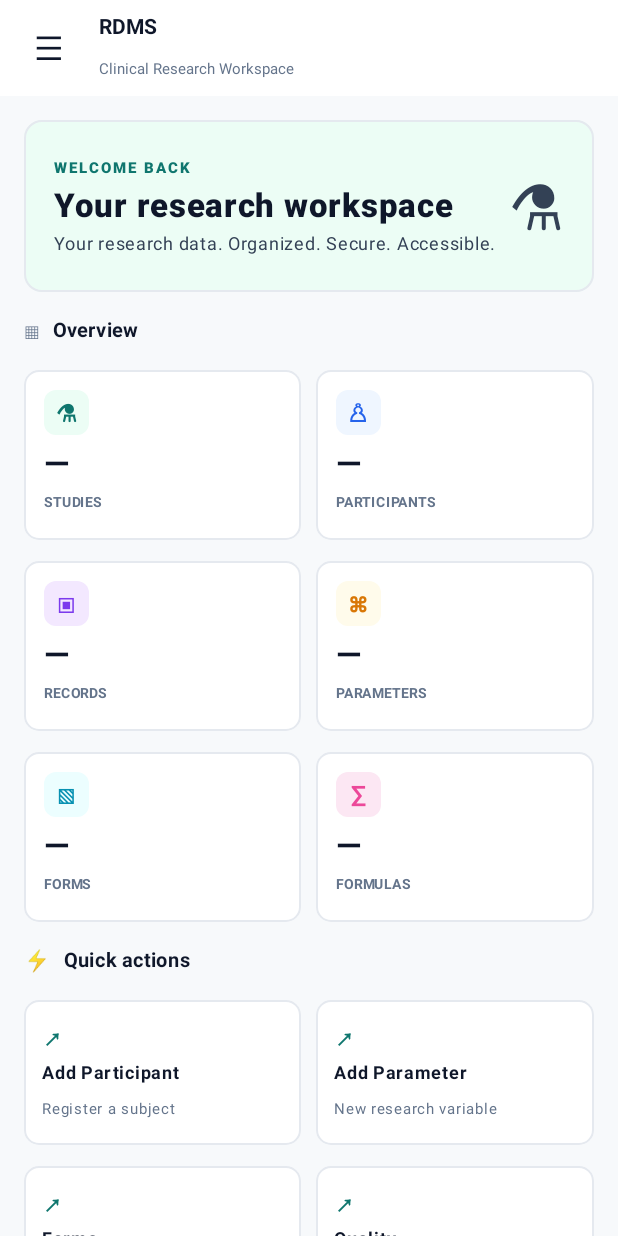
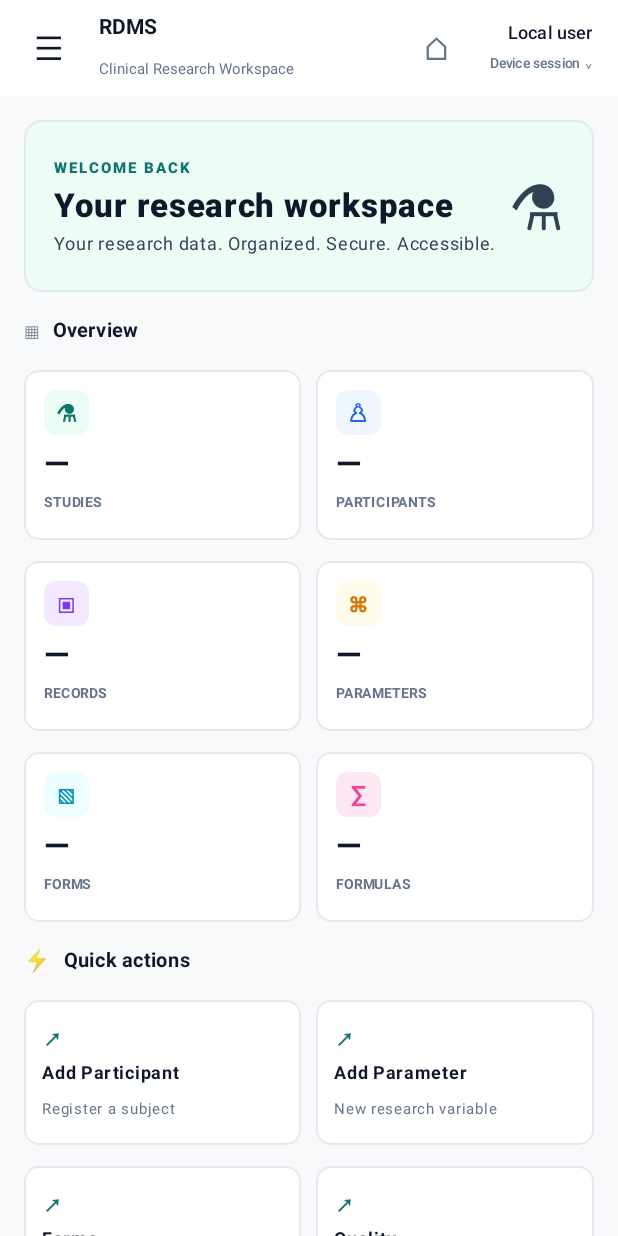
Before and after one commit to AssayFlux/Research-Data-Management-System, an Android app built with Jetpack Compose: the composable RdmsApp shown on its own in the app's theme, on a phone screen of 412 x 824 dp. Run offline under Robolectric (Android 15) with nearby library versions, the phone set to English and light mode, and no system bars.

Commit message:
Repair native sidebar navigation and add account console dropdown

```diff
--- a/android-native/app/src/main/java/org/assayflux/rdms/ui/RdmsApp.kt
+++ b/android-native/app/src/main/java/org/assayflux/rdms/ui/RdmsApp.kt
@@ -7,6 +7,7 @@ import androidx.compose.foundation.layout.Column
 import androidx.compose.foundation.layout.Row
 import androidx.compose.foundation.layout.Spacer
 import androidx.compose.foundation.layout.fillMaxSize
+import androidx.compose.foundation.layout.fillMaxHeight
 import androidx.compose.foundation.layout.fillMaxWidth
 import androidx.compose.foundation.layout.height
 import androidx.compose.foundation.layout.padding
@@ -18,6 +19,9 @@ import androidx.compose.foundation.verticalScroll
 import androidx.compose.material3.Card
 import androidx.compose.material3.CardDefaults
 import androidx.compose.material3.DrawerValue
+import androidx.compose.material3.DropdownMenu
+import androidx.compose.material3.DropdownMenuItem
+import androidx.compose.material3.IconButton
 import androidx.compose.material3.ExperimentalMaterial3Api
 import androidx.compose.material3.MaterialTheme
 import androidx.compose.material3.ModalDrawerSheet
@@ -83,7 +87,9 @@ private val destinations = listOf(
     RdmsDestination("Participants", "Workspace", "♙"),
     RdmsDestination("Parameters", "Workspace", "⌘"),
     RdmsDestination("Forms", "Workspace", "▧"),
+    RdmsDestination("Parameter library", "Workspace", "⌕"),
     RdmsDestination("Formulas", "Workspace", "∑"),
+    RdmsDestination("Formula library", "Workspace", "⌕"),
     RdmsDestination("Records", "Data", "▣"),
     RdmsDestination("Visits", "Data", "◷"),
     RdmsDestination("Biospecimens", "Data", "⚗"),
@@ -100,12 +106,20 @@ private val destinations = listOf(
     RdmsDestination("Longitudinal", "Analysis", "↗"),
     RdmsDestination("Print center", "Reports & data", "▤"),
     RdmsDestination("Export", "Reports & data", "↓"),
+    RdmsDestination("Data dictionary", "Reports & data", "▤"),
+    RdmsDestination("De-identified export", "Reports & data", "◇"),
     RdmsDestination("Import", "Reports & data", "↑"),
     RdmsDestination("Research Intelligence", "Research", "✦"),
     RdmsDestination("Users & roles", "Admin", "♙"),
     RdmsDestination("Audit log", "Admin", "≡"),
+    RdmsDestination("System health", "Admin", "♥"),
     RdmsDestination("Backups", "Admin", "▣"),
-    RdmsDestination("Settings", "Admin", "⚙")
+    RdmsDestination("Settings", "Admin", "⚙"),
+    RdmsDestination("My avatar", "Account", "◉"),
+    RdmsDestination("My profile", "Account", "♙"),
+    RdmsDestination("Two-factor", "Account", "▣"),
+    RdmsDestination("Password", "Account", "⌑"),
+    RdmsDestination("Sessions", "Account", "▤")
 )
 
 @OptIn(ExperimentalMaterial3Api::class)
@@ -114,6 +128,8 @@ fun RdmsApp() {
     var selected by remember { mutableStateOf("Dashboard") }
     val drawerState = rememberDrawerState(DrawerValue.Closed)
     val scope = rememberCoroutineScope()
+    var accountMenuExpanded by remember { mutableStateOf(false) }
+    var expandedGroups by remember { mutableStateOf(setOf("Workspace", "Data", "Analysis", "Reports & data", "Research", "Admin", "Account")) }
 
     ModalNavigationDrawer(
         drawerState = drawerState,
@@ -122,7 +138,7 @@ fun RdmsApp() {
                 drawerContainerColor = Color.White,
                 drawerContentColor = RdmsBody
             ) {
-                Column(Modifier.padding(horizontal = 12.dp, vertical = 18.dp)) {
+                Column(Modifier.fillMaxHeight().verticalScroll(rememberScrollState()).padding(horizontal = 12.dp, vertical = 18.dp)) {
                     Row(verticalAlignment = Alignment.CenterVertically, modifier = Modifier.padding(8.dp)) {
                         Box(
                             Modifier.size(38.dp).background(RdmsTeal, RoundedCornerShape(11.dp)),
@@ -134,16 +150,38 @@ fun RdmsApp() {
                             Text("Clinical Research Workspace", color = RdmsMuted, fontSize = 10.sp)
                         }
                     }
+                    Card(
+                        colors = CardDefaults.cardColors(containerColor = Color(0xFFECFDF5)),
+                        border = androidx.compose.foundation.BorderStroke(1.dp, Color(0xFFA7F3D0)),
+                        shape = RoundedCornerShape(12.dp),
+                        modifier = Modifier.fillMaxWidth().padding(top = 8.dp, bottom = 8.dp)
+                    ) {
+                        Column(Modifier.padding(10.dp)) {
+                            Text("⚡ QUICK ACTIONS", color = Color(0xFF065F46), fontSize = 10.sp, fontWeight = FontWeight.ExtraBold, letterSpacing = 1.sp)
+                            Row(horizontalArrangement = Arrangement.spacedBy(6.dp), modifier = Modifier.padding(top = 8.dp)) {
+                                listOf("Quick Entry", "Studies", "Participants").forEach { target ->
+                                    androidx.compose.material3.OutlinedButton(
+                                        onClick = { selected = target; scope.launch { drawerState.close() } },
+                                        contentPadding = androidx.compose.foundation.layout.PaddingValues(horizontal = 8.dp, vertical = 4.dp)
+                                    ) { Text(target, fontSize = 10.sp, maxLines = 1) }
+                                }
+                            }
+                        }
+                    }
                     destinations.groupBy { it.group }.forEach { (group, items) ->
-                        Text(
-                            group.uppercase(),
-                            color = RdmsMuted,
-                            fontSize = 10.sp,
-                            fontWeight = FontWeight.Bold,
-                            letterSpacing = 1.1.sp,
-                            modifier = Modifier.padding(start = 12.dp, top = 18.dp, bottom = 6.dp)
-                        )
-                        items.forEach { item ->
+                        androidx.compose.material3.TextButton(
+                            onClick = {
+                                expandedGroups = if (group in expandedGroups) expandedGroups - group else expandedGroups + group
+                            },
+                            modifier = Modifier.fillMaxWidth().height(38.dp),
+                            contentPadding = androidx.compose.foundation.layout.PaddingValues(horizontal = 12.dp)
+                        ) {
+                            Row(Modifier.fillMaxWidth(), horizontalArrangement = Arrangement.SpaceBetween, verticalAlignment = Alignment.CenterVertically) {
+                                Text(group.uppercase(), color = RdmsMuted, fontSize = 10.sp, fontWeight = FontWeight.Bold, letterSpacing = 1.1.sp)
+                                Text(if (group in expandedGroups) "⌄" else "›", color = RdmsMuted, fontSize = 16.sp)
+                            }
+                        }
+                        if (group in expandedGroups) items.forEach { item ->
                             NavigationDrawerItem(
                                 label = { Text(item.title, fontSize = 13.sp) },
                                 selected = selected == item.title,
@@ -176,6 +214,48 @@ fun RdmsApp() {
                     navigationIcon = {
                         androidx.compose.material3.TextButton(onClick = { scope.launch { drawerState.open() } }) {
                             Text("☰", fontSize = 22.sp, color = RdmsInk)
+                        }
+                    },
+                    actions = {
+                        IconButton(onClick = { selected = "Dashboard" }) { Text("⌂", color = RdmsMuted, fontSize = 21.sp) }
+                        androidx.compose.material3.TextButton(onClick = { accountMenuExpanded = true }) {
+                            Column(horizontalAlignment = Alignment.End) {
+                                Text("Local user", color = RdmsInk, fontSize = 12.sp, fontWeight = FontWeight.SemiBold)
+                                Text("Device session  ⌄", color = RdmsMuted, fontSize = 9.sp)
+                            }
+                        }
+                        DropdownMenu(
+                            expanded = accountMenuExpanded,
+                            onDismissRequest = { accountMenuExpanded = false }
+                        ) {
+                            DropdownMenuItem(
+                                text = { Text("Local user") },
+                                onClick = { accountMenuExpanded = false }
+                            )
+                            DropdownMenuItem(
+                                text = { Text("My profile") },
+                                onClick = { selected = "My profile"; accountMenuExpanded = false }
+                            )
+                            DropdownMenuItem(
+                                text = { Text("Security & password") },
+                                onClick = { selected = "Security"; accountMenuExpanded = false }
+                            )
+                            DropdownMenuItem(
+                                text = { Text("Settings") },
+                                onClick = { selected = "Settings"; accountMenuExpanded = false }
+                            )
+                            DropdownMenuItem(
+                                text = { Text("Audit log") },
+                                onClick = { selected = "Audit log"; accountMenuExpanded = false }
+                            )
+                            DropdownMenuItem(
+                                text = { Text("Backups") },
+                                onClick = { selected = "Backups"; accountMenuExpanded = false }
+                            )
+                            DropdownMenuItem(
+                                text = { Text("Lock app") },
+                                onClick = { selected = "Lock app"; accountMenuExpanded = false }
+                            )
                         }
                     },
                     colors = TopAppBarDefaults.topAppBarColors(containerColor = Color.White)
```
